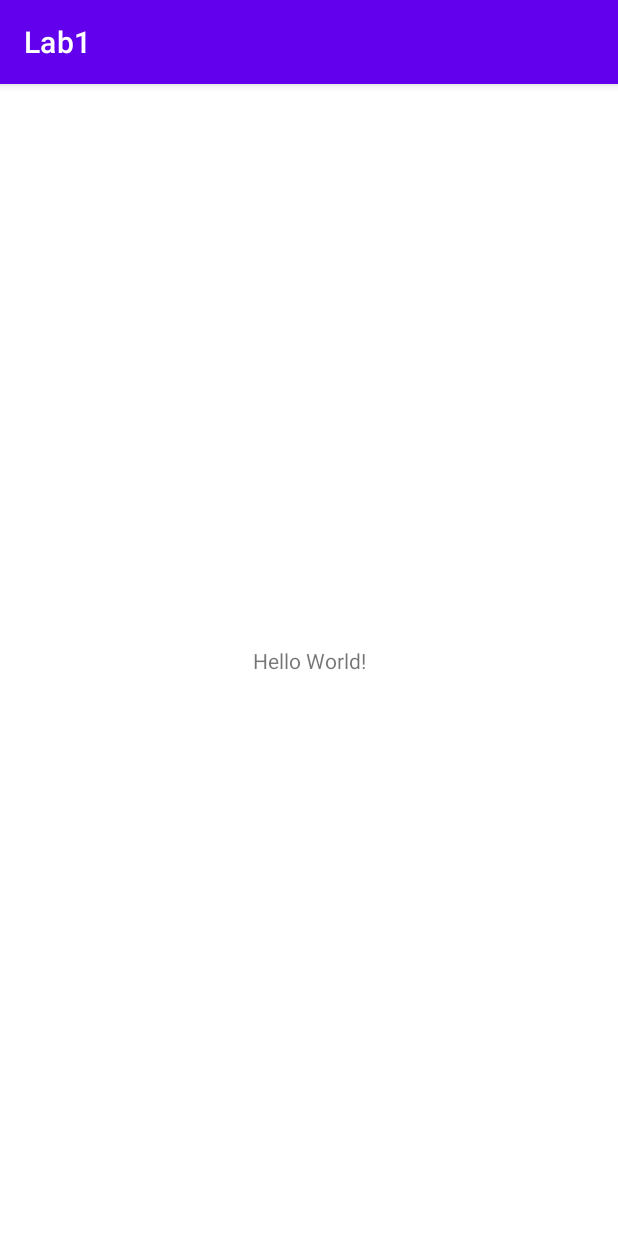
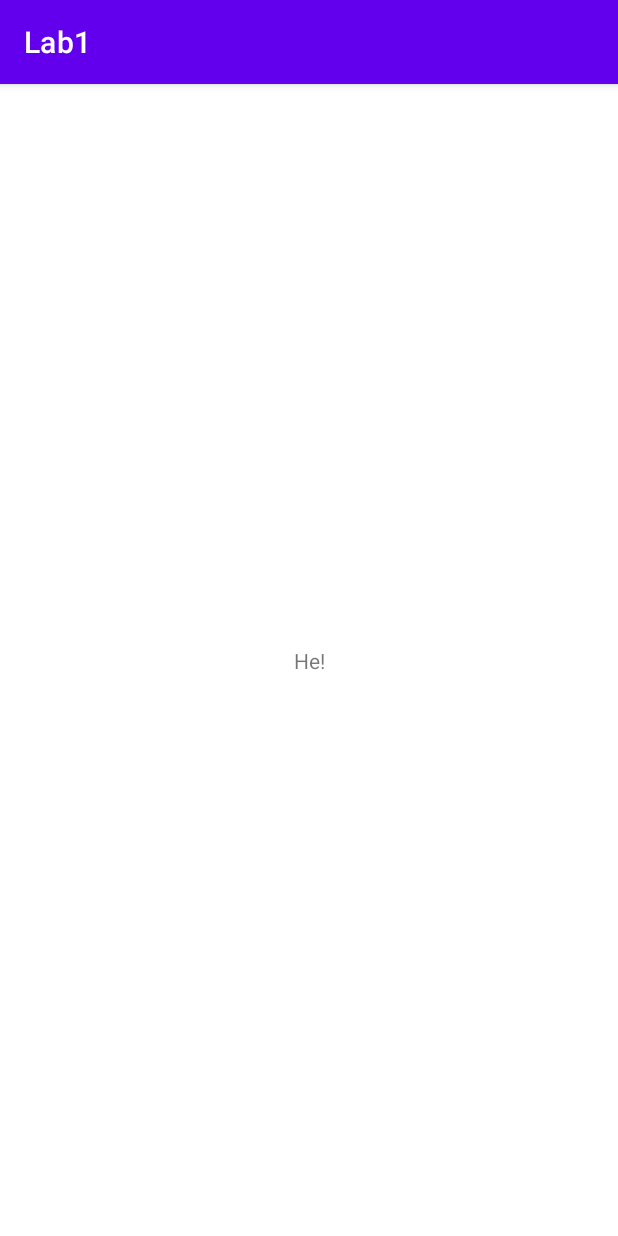
Before and after one commit to bistenofficial/SoccerSkils, an Android app: the screen it shows after launch (MainActivity), on a phone screen of 412 x 824 dp. Run offline under Robolectric (Android 15) with nearby library versions, the phone set to English and light mode, and no system bars.

Commit message:
Comm add test

```diff
--- a/app/src/main/res/layout/activity_main.xml
+++ b/app/src/main/res/layout/activity_main.xml
@@ -9,7 +9,7 @@
     <TextView
         android:layout_width="wrap_content"
         android:layout_height="wrap_content"
-        android:text="Hello World!"
+        android:text="He!"
         app:layout_constraintBottom_toBottomOf="parent"
         app:layout_constraintLeft_toLeftOf="parent"
         app:layout_constraintRight_toRightOf="parent"
```
